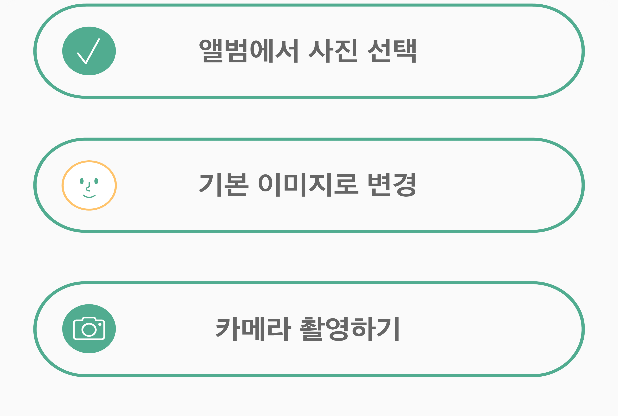
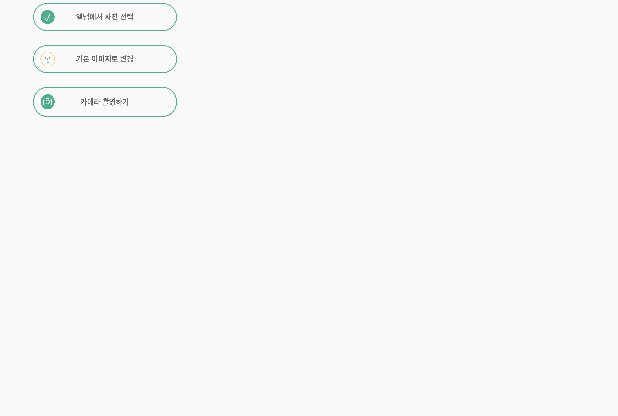
Before and after one commit to mancityg/CSMproject_Android, an Android app built with Jetpack Compose: the layout fragment_login_profile_change_dialog.xml on its own in the app's theme, with its tools: preview values and no code run, on a phone screen of 412 x 824 dp. Shown: the top 416 px of the screen. Run offline under Robolectric (Android 15) with nearby library versions, the phone set to English and light mode, and no system bars.

Commit message:
change the bottomDialog to popupWindow

```diff
--- a/app/build.gradle
+++ b/app/build.gradle
@@ -57,8 +57,7 @@ dependencies {
     androidTestImplementation "androidx.navigation:navigation-testing:2.3.2"
 
 
-    // todo: 아래 dependency 위처럼 정리하기
-    compileOnly 'com.google.android.wearable:wearable:2.6.0'
+    // Share data using a ViewModel
     def lifecycle_version = "2.2.0"
     implementation "androidx.lifecycle:lifecycle-livedata-ktx:$lifecycle_version"
     implementation "androidx.lifecycle:lifecycle-viewmodel-ktx:$lifecycle_version"
--- a/app/src/main/AndroidManifest.xml
+++ b/app/src/main/AndroidManifest.xml
@@ -30,7 +30,8 @@
             android:launchMode="singleTask"/>
         <activity
             android:name=".Firstpage"
-            android:screenOrientation="portrait">
+            android:screenOrientation="portrait"
+            android:windowSoftInputMode="adjustPan">
             <intent-filter>
                 <action android:name="android.intent.action.MAIN" />
 
--- a/app/src/main/res/layout/fragment_login_profile.xml
+++ b/app/src/main/res/layout/fragment_login_profile.xml
@@ -167,7 +167,7 @@
             <TextView
                 android:id="@+id/email_at_textview"
                 android:layout_width="0dp"
-                android:layout_weight="0.5"
+                android:layout_weight="0.8"
                 android:layout_height="40dp"
                 android:fontFamily="@font/applesdgothicneom"
                 android:gravity="center"
@@ -192,7 +192,7 @@
             <ImageButton
                 android:id="@+id/popup_req_btn"
                 android:layout_width="0dp"
-                android:layout_weight="1"
+                android:layout_weight="0.7"
                 android:layout_height="13dp"
                 android:layout_gravity="center"
                 android:background="@color/transparent"
--- a/app/src/main/res/layout/fragment_login_profile_change_dialog.xml
+++ b/app/src/main/res/layout/fragment_login_profile_change_dialog.xml
@@ -1,24 +1,14 @@
 <?xml version="1.0" encoding="utf-8"?>
-<androidx.constraintlayout.widget.ConstraintLayout xmlns:android="http://schemas.android.com/apk/res/android"
+<LinearLayout xmlns:android="http://schemas.android.com/apk/res/android"
     xmlns:app="http://schemas.android.com/apk/res-auto"
-    android:layout_width="match_parent"
-    android:layout_height="300dp"
-    android:src="@drawable/firstpage_login_profile_change_dialog_background_blank"
-    android:background="@drawable/round_rect"
-    app:behavior_hideable="true"
-    app:behavior_peekHeight="300dp"
-    app:layout_behavior="com.google.android.material.bottomsheet.BottomSheetBehavior">
-
-    <LinearLayout
-        android:layout_width="match_parent"
-        android:layout_height="250dp"
+    android:layout_width="100dp"
+    android:layout_height="80dp"
     android:layout_marginStart="20dp"
     android:layout_marginEnd="20dp"
+    android:background="@drawable/round_rect"
     android:orientation="vertical"
-        android:weightSum="3.9"
-        app:layout_constraintEnd_toEndOf="parent"
-        app:layout_constraintStart_toStartOf="parent"
-        app:layout_constraintTop_toTopOf="parent">
+    android:src="@drawable/firstpage_login_profile_change_dialog_background_blank"
+    android:weightSum="4">
 
     <Button
         android:id="@+id/profile_option1_btn"
@@ -32,7 +22,7 @@
     <TextView
         android:layout_width="match_parent"
         android:layout_height="0dp"
-            android:layout_weight="0.4"
+        android:layout_weight="0.5"
         android:visibility="invisible" />
 
     <Button
@@ -59,4 +49,3 @@
         android:background="@drawable/selector_profile_option3_btn"
         android:scaleType="fitCenter" />
 </LinearLayout>
-</androidx.constraintlayout.widget.ConstraintLayout>
--- a/app/src/main/res/values/styles.xml
+++ b/app/src/main/res/values/styles.xml
@@ -6,8 +6,6 @@
         <item name="colorPrimary">@color/colorPrimary</item>
         <item name="colorPrimaryDark">@color/colorPrimaryDark</item>
         <item name="colorAccent">@color/colorAccent</item>
-        <!-- This is for the BottomSheetDialog. -->
-        <item name="bottomSheetDialogTheme">@style/AppBottomSheetDialogTheme</item>
         <!-- This is for the DatePicker -->
         <item name="android:datePickerStyle">@style/MyDatePicker</item>
 
@@ -20,17 +18,7 @@
         <item name="android:gravity">center</item>
     </style>
 
-    <style name="AppBottomSheetDialogTheme"
-        parent="Theme.Design.Light.BottomSheetDialog">
-        <item name="bottomSheetStyle">@style/AppModalStyle</item>
-    </style>
-
-    <style name="AppModalStyle"
-        parent="Widget.Design.BottomSheet.Modal">
-        <item name="android:background">@drawable/round_rect</item>
-    </style>
-
-    <style name="MyPopUp" parent="Widget.AppCompat.PopupMenu">
+    <style name="MyPopUp" parent="Widget.AppCompat.PopupMenu.Overflow">
         <item name="android:textColor">@color/blackTitle</item>
         <item name="android:itemBackground">@drawable/selector_popup</item>
         <item name="android:fontFamily">@font/applesdgothicneom</item>
```
Also changed, not shown: app/src/main/java/com/suwonccc/csmproject/firstpage_fragment/LoginProfile.kt (+21 -8 lines), app/src/main/res/menu/profile_menu.xml (deleted, +0 -20 lines). Lines whose indentation alone changed are shown as unchanged.
